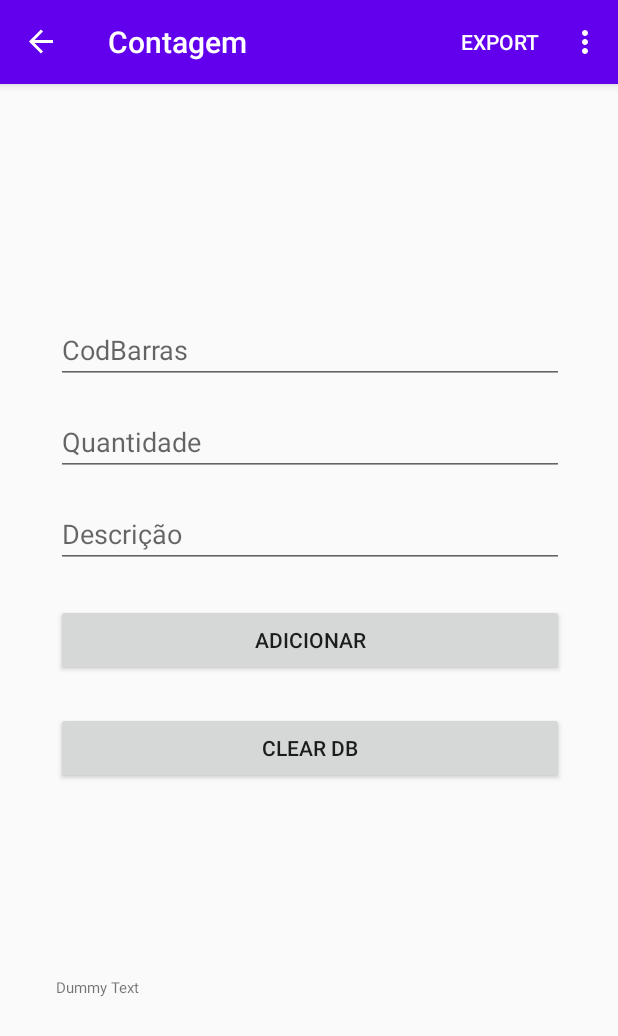
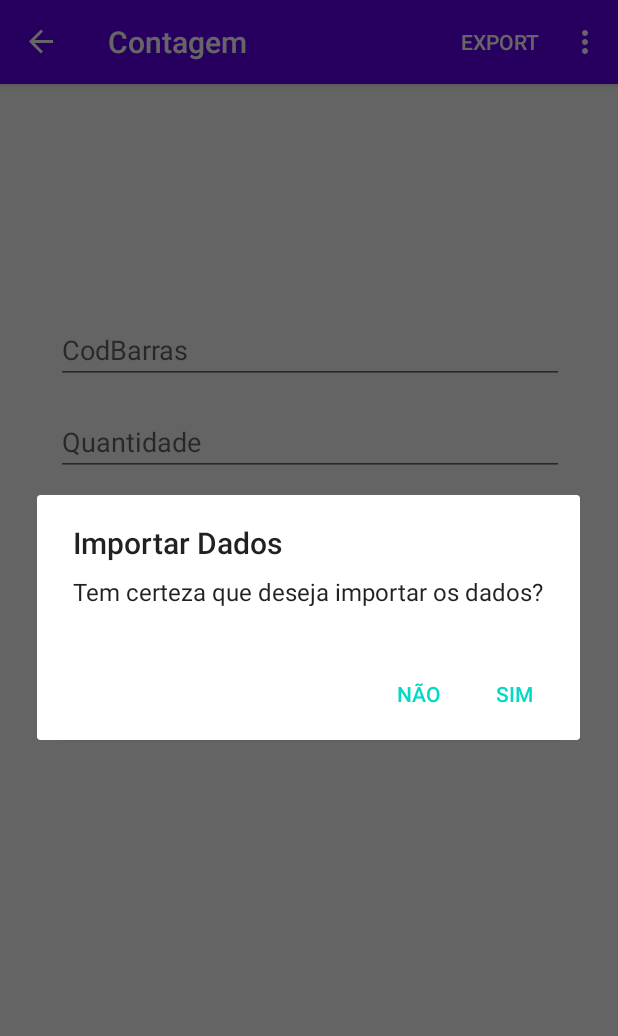
Before and after one commit to Slizel/FaridColetor, an Android app: the AddFragment screen opened through its navigation route, in the options menu, after a tap on "Import", on a phone screen of 412 x 824 dp. Shown: the top 1036 px of the screen. Run offline under Robolectric (Android 15) with nearby library versions, the phone set to English and light mode, and no system bars; our stand-ins replace Room's generated code, navigation-ui; 1 statement that could not run was skipped.

Commit message:
EditText Manipulation on AddFragment

```diff
--- a/app/src/main/java/faridnet/com/faridcoletor/Data/AppDatabase.kt
+++ b/app/src/main/java/faridnet/com/faridcoletor/Data/AppDatabase.kt
@@ -39,7 +39,5 @@ abstract class AppDatabase: RoomDatabase() {
 
             }
         }
-
     }
-
 }
--- a/app/src/main/java/faridnet/com/faridcoletor/Data/ProdutosDao.kt
+++ b/app/src/main/java/faridnet/com/faridcoletor/Data/ProdutosDao.kt
@@ -2,7 +2,6 @@ package faridnet.com.faridcoletor.Data
 
 import androidx.lifecycle.LiveData
 import androidx.room.*
-import faridnet.com.faridcoletor.Model.Contagens
 import faridnet.com.faridcoletor.Model.Produtos
 
 @Dao
@@ -22,4 +21,14 @@ interface ProdutosDao {
 
     @Query("SELECT * FROM product_table ORDER BY produtoId ASC")
     fun readAllData(): LiveData<List<Produtos>>
+
+    @Query("SELECT * FROM product_table where cast(codBarras as int) = cast(:codBarras as int)")
+    suspend fun loadProductByCodBarra(codBarras: String): Produtos
+
+//    @Query("SELECT * FROM pro)
+//    fun searchAllProduct(query: String?): LiveData<List<Produtos>>
+
+
+
+
 }
--- a/app/src/main/java/faridnet/com/faridcoletor/Fragments/List/ListAdapter.kt
+++ b/app/src/main/java/faridnet/com/faridcoletor/Fragments/List/ListAdapter.kt
@@ -13,7 +13,7 @@ import kotlinx.android.synthetic.main.custom_row.view.*
 class ListAdapter : RecyclerView.Adapter<ListAdapter.MyViewHolder>() {
 
     private var contagensList = emptyList<Contagens>()
-    private var produtosList = emptyList<Produtos>()
+    // private var produtosList = emptyList<Produtos>()
 
 
     class MyViewHolder(itemView: View) : RecyclerView.ViewHolder(itemView) {}
@@ -32,19 +32,23 @@ class ListAdapter : RecyclerView.Adapter<ListAdapter.MyViewHolder>() {
     override fun onBindViewHolder(holder: MyViewHolder, position: Int) {
 
         val contagensItem = contagensList[position]
-        val produtosItem = produtosList[position]
+        //val produtosItem = produtosList[position]
 
-        holder.itemView.codInternoTextView.text = produtosItem.produtoId.toString()
-        holder.itemView.codBarrasTextView.text = produtosItem.codBarras
+        //holder.itemView.codInternoTextView.text = produtosItem.produtoId.toString()
+        //holder.itemView.codBarrasTextView.text = produtosItem.codBarras
         holder.itemView.qtdeTextView.text = contagensItem.quantidade.toString()
-        holder.itemView.descricaoTextView.text = produtosItem.descricao
+        //holder.itemView.descricaoTextView.text = produtosItem.descricao
 
         holder.itemView.rowLayout.setOnClickListener {
 
 
+//            val action = ListFragmentDirections.actionListFragmentToUpdateFragment(
+//                contagensItem
+//               // , produtosItem
+//            )
+
             val action = ListFragmentDirections.actionListFragmentToUpdateFragment(
-                contagensItem,
-                produtosItem
+                contagensItem
             )
             holder.itemView.findNavController().navigate(action)
 
@@ -58,10 +62,10 @@ class ListAdapter : RecyclerView.Adapter<ListAdapter.MyViewHolder>() {
         notifyDataSetChanged()
     }
 
-    fun setProdutosData(produtos: List<Produtos>) {
-        this.produtosList = produtos
-        notifyDataSetChanged()
-    }
+//    fun setProdutosData(produtos: List<Produtos>) {
+//        this.produtosList = produtos
+//        notifyDataSetChanged()
+//    }
 
 
 }
--- a/app/src/main/java/faridnet/com/faridcoletor/Fragments/List/ListFragment.kt
+++ b/app/src/main/java/faridnet/com/faridcoletor/Fragments/List/ListFragment.kt
@@ -40,11 +40,12 @@ class ListFragment : Fragment() {
 
         })
 
-        //AppViewModel - > Produtos
-        pAppViewModel = ViewModelProvider(this).get(AppViewModel::class.java)
-        pAppViewModel.Prod_readAllData.observe(viewLifecycleOwner, Observer { produto ->
-            adapter.setProdutosData(produto)
-        })
+//        //AppViewModel - > Produtos
+//        pAppViewModel = ViewModelProvider(this).get(AppViewModel::class.java)
+//        pAppViewModel.Prod_readAllData.observe(viewLifecycleOwner, Observer { produto ->
+//            adapter.setProdutosData(produto)
+//        })
+
 
         view.floatingActionButton.setOnClickListener {
             findNavController().navigate(R.id.action_listFragment_to_addFragment)
--- a/app/src/main/java/faridnet/com/faridcoletor/MainActivity.kt
+++ b/app/src/main/java/faridnet/com/faridcoletor/MainActivity.kt
@@ -11,16 +11,21 @@ import android.view.Menu
 import android.view.MenuItem
 import android.widget.Toast
 import androidx.annotation.RequiresApi
+import androidx.appcompat.app.AlertDialog
 import androidx.appcompat.app.AppCompatActivity
 import androidx.core.content.FileProvider
+import androidx.lifecycle.ViewModelProvider
 import androidx.navigation.findNavController
 import androidx.navigation.ui.setupActionBarWithNavController
 import faridnet.com.faridcoletor.Data.AppDatabase
+import faridnet.com.faridcoletor.Model.Produtos
+import faridnet.com.faridcoletor.Viewmodel.AppViewModel
 import kotlinx.android.synthetic.main.fragment_add.*
 import java.io.*
 
+class MainActivity : AppCompatActivity() {
 
-class MainActivity : AppCompatActivity() {
+    private lateinit var pAppViewModel: AppViewModel
 
     companion object {
 
@@ -28,10 +33,11 @@ class MainActivity : AppCompatActivity() {
         private val READ_REQUEST_CODE = 42
     }
 
-
     override fun onCreate(savedInstanceState: Bundle?) {
         super.onCreate(savedInstanceState)
         setContentView(R.layout.activity_main)
+
+        pAppViewModel = ViewModelProvider(this).get(AppViewModel::class.java)
 
         //request permission
         if (Build.VERSION.SDK_INT >= Build.VERSION_CODES.M && checkSelfPermission(Manifest.permission.READ_EXTERNAL_STORAGE)
@@ -62,12 +68,11 @@ class MainActivity : AppCompatActivity() {
         val id = item.itemId;
         if (id == R.id.add_action) {
             export()
-            //Toast.makeText(this, "Exportado!", Toast.LENGTH_SHORT).show()
+
         } else if (id == R.id.add_action2) {
-            //readFileLineByLineUsingForEachLine("/mnt/sdcard/Download/PRODUTOS.txt")
 
             performFileSearch()
-            //Import()
+
         }
 
         return super.onOptionsItemSelected(item)
@@ -106,17 +111,33 @@ class MainActivity : AppCompatActivity() {
         }.start()
     }
 
-
-    private fun readText(input: String): String? {
+    private fun PopulateDB(input: String): String? {
 
         val file = File(input)
         val text = StringBuilder()
+
         try {
             val br = BufferedReader(FileReader(file))
             var line: String?
+
+            var produtoId: String?
+            var codBarras: String?
+            var descricao: String?
+
             while (br.readLine().also { line = it } != null) {
-                text.append(line)
-                text.append("\n")
+
+                codBarras = line?.substring(0..15)
+                produtoId = line?.substring(16..23)
+                descricao = line?.substring(24..44)
+
+                var produto = Produtos(
+                    codBarras.toString().trim(),
+                    Integer.parseInt(produtoId.toString().trim()),
+                    descricao.toString().trim()
+                )
+
+                pAppViewModel.addProdutos(produto)
+
             }
             br.close()
         } catch (e: IOException) {
@@ -125,12 +146,21 @@ class MainActivity : AppCompatActivity() {
         return text.toString()
     }
 
-    //select file from storage
     private fun performFileSearch() {
-        val intent = Intent(Intent.ACTION_OPEN_DOCUMENT)
-        intent.addCategory(Intent.CATEGORY_OPENABLE)
-        intent.type = "text/*"
-        startActivityForResult(intent, READ_REQUEST_CODE)
+
+        //Alert Dialog
+        val builder = AlertDialog.Builder(this)
+        builder.setPositiveButton("Sim") { _, _ ->
+
+            val intent = Intent(Intent.ACTION_OPEN_DOCUMENT)
+            intent.addCategory(Intent.CATEGORY_OPENABLE)
+            intent.type = "text/*"
+            startActivityForResult(intent, READ_REQUEST_CODE)
+        }
+        builder.setNegativeButton("Não") { _, _ -> }
+        builder.setTitle("Importar Dados")
+        builder.setMessage("Tem certeza que deseja importar os dados?")
+        builder.create().show()
     }
 
     override fun onActivityResult(requestCode: Int, resultCode: Int, data: Intent?) {
@@ -142,7 +172,7 @@ class MainActivity : AppCompatActivity() {
                 var path = uri!!.path
                 path = path!!.substring(path.indexOf(":") + 1)
                 Toast.makeText(this, "" + path, Toast.LENGTH_LONG).show()
-                importView.setText(readText(path))
+                PopulateDB(path)
             }
         }
     }
@@ -160,40 +190,4 @@ class MainActivity : AppCompatActivity() {
         }
     }
 
-
-//    fun readFileText(fileName: String): String {
-//        return assets.open(fileName).bufferedReader().use { it.readText() }
-//    }
-
-//    fun Import() {
-//
-//
-//        var importIntent: Intent = Intent(Intent.ACTION_GET_CONTENT)
-//        importIntent.setType("*/*")
-//        startActivityForResult(importIntent, 10)
-//    }
-//
-//
-//    override fun onActivityResult(requestCode: Int, resultCode: Int, data: Intent?) {
-//        super.onActivityResult(requestCode, resultCode, data)
-//
-//        if (requestCode == 10) {
-//            val filePath = File(data?.data?.path?.toUri()?.path.toString())
-//
-//
-//            if (filePath.exists()) {
-//                assets.open(filePath.toString()).bufferedReader().use { it.readText() }
-//
-//        }
-//    }
-
-
-//    fun readFileLineByLineUsingForEachLine(fileName: String) {
-//
-//        val lineList = mutableListOf<String>()
-//
-//        File(fileName).useLines { lines -> lines.forEach { lineList.add(it) }}
-//        lineList.forEach { println(">  " + it) }
-
-
 }
--- a/app/src/main/java/faridnet/com/faridcoletor/Model/Produtos.kt
+++ b/app/src/main/java/faridnet/com/faridcoletor/Model/Produtos.kt
@@ -8,8 +8,8 @@ import kotlinx.android.parcel.Parcelize
 @Parcelize
 @Entity(tableName = "product_table")
 data class Produtos(
+    @PrimaryKey
     val codBarras: String,
-    @PrimaryKey(autoGenerate = true)
     val produtoId: Int,
     val descricao: String
 
--- a/app/src/main/res/layout/fragment_add.xml
+++ b/app/src/main/res/layout/fragment_add.xml
@@ -14,7 +14,9 @@
         android:layout_marginTop="100dp"
         android:ems="10"
         android:hint="CodBarras"
-        android:inputType="textPersonName"
+        android:inputType="number"
+        android:imeOptions="flagNoExtractUi"
+        android:nextFocusForward="@+id/editTextQuantidade"
         app:layout_constraintEnd_toEndOf="parent"
         app:layout_constraintHorizontal_bias="0.5"
         app:layout_constraintStart_toStartOf="parent"
@@ -27,14 +29,16 @@
         android:layout_marginTop="16dp"
         android:ems="10"
         android:hint="Quantidade"
-        android:inputType="textPersonName"
+        android:inputType="numberDecimal"
+        android:imeOptions="flagNoExtractUi"
+        android:nextFocusUp="@+id/editTextQuantidade"
         app:layout_constraintEnd_toEndOf="parent"
         app:layout_constraintHorizontal_bias="0.5"
         app:layout_constraintStart_toStartOf="parent"
         app:layout_constraintTop_toBottomOf="@+id/editTextTextCodBarras" />
 
-    <EditText
-        android:id="@+id/editTextDescricao"
+    <TextView
+        android:id="@+id/ViewTextDescricao"
         android:layout_width="match_parent"
         android:layout_height="wrap_content"
         android:layout_marginTop="16dp"
@@ -46,7 +50,6 @@
         app:layout_constraintStart_toStartOf="parent"
         app:layout_constraintTop_toBottomOf="@+id/editTextQuantidade" />
 
-
     <Button
         android:id="@+id/add_btn"
         android:layout_width="match_parent"
@@ -56,7 +59,7 @@
         app:layout_constraintEnd_toEndOf="parent"
         app:layout_constraintHorizontal_bias="0.5"
         app:layout_constraintStart_toStartOf="parent"
-        app:layout_constraintTop_toBottomOf="@+id/editTextDescricao" />
+        app:layout_constraintTop_toBottomOf="@+id/ViewTextDescricao" />
 
     <Button
         android:id="@+id/add_btn2"
@@ -69,7 +72,6 @@
         app:layout_constraintStart_toStartOf="parent"
         app:layout_constraintTop_toBottomOf="@+id/add_btn" />
 
-
     <LinearLayout
         android:layout_width="match_parent"
         android:layout_height="wrap_content"
@@ -79,31 +81,5 @@
         app:layout_constraintStart_toStartOf="parent"
         app:layout_constraintTop_toBottomOf="@+id/add_btn2">
 
-        <ScrollView
-            android:layout_width="match_parent"
-            android:layout_height="match_parent">
-
-            <TextView
-                android:id="@+id/importView"
-                android:layout_width="wrap_content"
-                android:layout_height="wrap_content"
-                android:layout_marginTop="24dp"
-                android:text="Dummy Text"
-                android:textSize="10sp" />
-        </ScrollView>
-
     </LinearLayout>
-
-    <!--    <TextView-->
-    <!--        android:id="@+id/importView"-->
-    <!--        android:layout_width="wrap_content"-->
-    <!--        android:layout_height="wrap_content"-->
-    <!--        android:layout_marginTop="24dp"-->
-    <!--        android:text="Dummy Text"-->
-    <!--        android:textSize="20sp"-->
-    <!--        app:layout_constraintEnd_toEndOf="parent"-->
-    <!--        app:layout_constraintHorizontal_bias="0.52"-->
-    <!--        app:layout_constraintStart_toStartOf="parent"-->
-    <!--        app:layout_constraintTop_toBottomOf="@+id/editTextDescricao" />-->
-
 </androidx.constraintlayout.widget.ConstraintLayout>
--- a/app/src/main/res/navigation/my_nav.xml
+++ b/app/src/main/res/navigation/my_nav.xml
@@ -36,8 +36,5 @@
         <argument
             android:name="currentContagem"
             app:argType="faridnet.com.faridcoletor.Model.Contagens" />
-        <argument
-            android:name="currentProduto"
-            app:argType="faridnet.com.faridcoletor.Model.Produtos" />
     </fragment>
 </navigation>
--- a/app/src/main/res/values/strings.xml
+++ b/app/src/main/res/values/strings.xml
@@ -1,5 +1,4 @@
 <resources>
     <string name="app_name">FaridColetor</string>
-    <!-- TODO: Remove or change this placeholder text -->
     <string name="hello_blank_fragment">Hello blank fragment</string>
 </resources>
--- a/gradle.properties
+++ b/gradle.properties
@@ -19,3 +19,4 @@ android.useAndroidX=true
 android.enableJetifier=true
 # Kotlin code style for this project: "official" or "obsolete":
 kotlin.code.style=official
+kapt.incremental.apt=true
```
Also changed, not shown: app/src/main/java/faridnet/com/faridcoletor/Fragments/Add/AddFragment.kt (+69 -25 lines), app/src/main/java/faridnet/com/faridcoletor/Fragments/Update/UpdateFragment.kt (+11 -12 lines), app/src/main/java/faridnet/com/faridcoletor/Model/Contagens.kt (+8 -0 lines), app/src/main/java/faridnet/com/faridcoletor/Repository/ProdutosRepository.kt (+5 -2 lines), app/src/main/java/faridnet/com/faridcoletor/Viewmodel/AppViewModel.kt (+14 -11 lines), app/src/main/res/layout/fragment_update.xml (+3 -27 lines).
